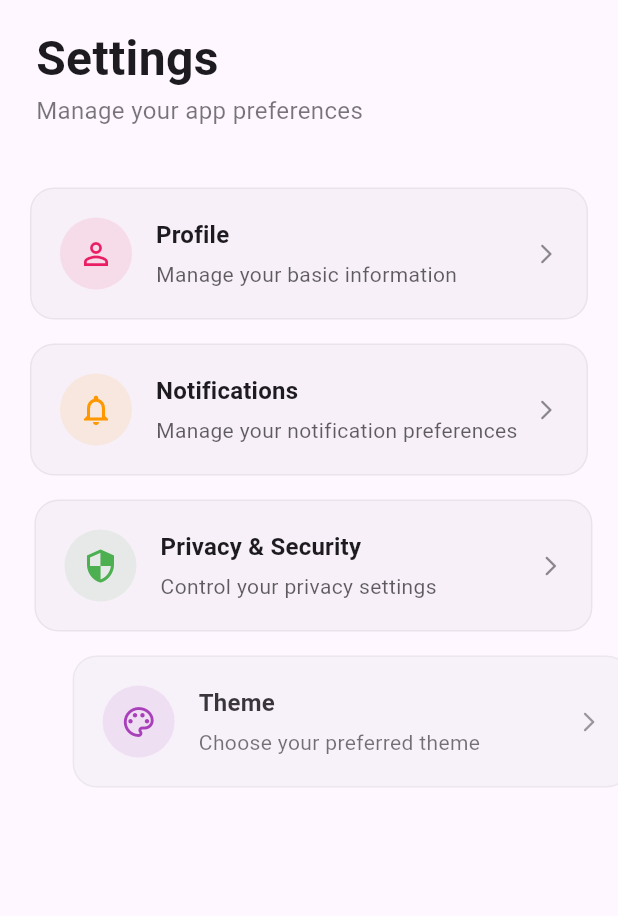
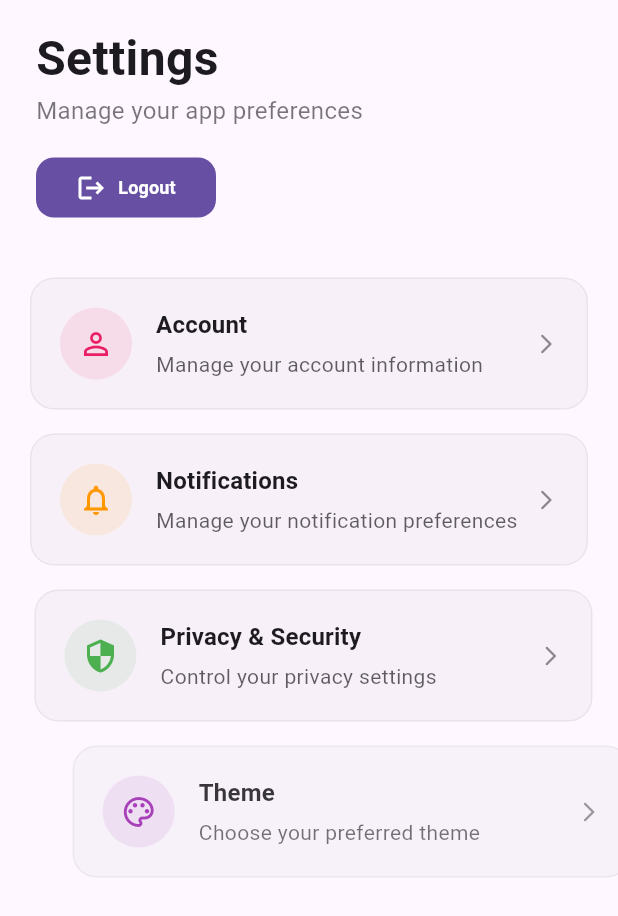
Before and after one commit to kloyaa/app-furcare, a Flutter app: the SettingsTabScreen screen opened directly, on a phone screen of 412 x 824 dp. Shown: the top 916 px of the screen. Run offline on Flutter 3.47's test engine with Material 3 defaults, Android fonts, the phone set to English and light mode, and no system bars; our stand-ins replace go_router.

Commit message:
feat: confirm dialog

```diff
--- a/__app__/lib/presentation/screens/modules/customer/tabs/settings.dart
+++ b/__app__/lib/presentation/screens/modules/customer/tabs/settings.dart
@@ -1,4 +1,7 @@
 import 'package:flutter/material.dart';
+import 'package:flutter_application_1/core/enums/text_enum.dart';
+import 'package:flutter_application_1/presentation/widgets/common/custom_button.dart';
+import 'package:flutter_application_1/presentation/widgets/common/custom_confirm_dialog.dart';
 import 'package:flutter_application_1/presentation/widgets/common/custom_header.dart';
 import 'package:flutter_application_1/presentation/widgets/common/default_snackbar.dart';
 import 'package:go_router/go_router.dart';
@@ -70,8 +73,8 @@ class _SettingsTabScreenState extends State<SettingsTabScreen>
     _settingsItems = [
       SettingsItem(
         icon: Icons.person_outline,
-        title: 'Profile',
-        subtitle: 'Manage your basic information',
+        title: 'Account',
+        subtitle: 'Manage your account information',
         onTap: () => _handleNotificationsTap(),
         iconColor: Colors.pink,
       ),
@@ -201,6 +204,15 @@ class _SettingsTabScreenState extends State<SettingsTabScreen>
                   CustomHeader(
                     title: 'Settings',
                     subtitle: 'Manage your app preferences',
+                  ),
+                  SizedBox(height: 20),
+                  CustomButton(
+                    text: "Logout",
+                    height: 40,
+                    width: 120,
+                    textSize: AppTextSize.xs,
+                    icon: Icons.logout,
+                    onPressed: () => _handleLogout(),
                   ),
                 ],
               ),
@@ -357,6 +369,23 @@ class _SettingsTabScreenState extends State<SettingsTabScreen>
     );
   }
 
+  void _handleLogout() async {
+    final confirmed = await ConfirmationDialog.show(
+      context: context,
+      title: "Confirm Logout",
+      message: "Are you sure you want to logout? This will end your session.",
+      confirmText: "Logout",
+      cancelText: "Cancel",
+      icon: Icons.logout,
+      confirmColor: Colors.red,
+    );
+
+    if (confirmed == true) {
+      if (!mounted) return;
+      context.go('/');
+    }
+  }
+
   /// Handle notifications tap with error handling
   void _handleNotificationsTap() {
     try {
--- a/__app__/lib/presentation/widgets/common/custom_button.dart
+++ b/__app__/lib/presentation/widgets/common/custom_button.dart
@@ -1,4 +1,5 @@
 import 'package:flutter/material.dart';
+import 'package:flutter_application_1/core/enums/text_enum.dart';
 
 class CustomButton extends StatelessWidget {
   final String text;
@@ -13,6 +14,7 @@ class CustomButton extends StatelessWidget {
   final IconData? icon;
   final bool isOutlined;
   final EdgeInsetsGeometry? padding;
+  final AppTextSize textSize;
 
   const CustomButton({
     super.key,
@@ -28,6 +30,7 @@ class CustomButton extends StatelessWidget {
     this.icon,
     this.isOutlined = false,
     this.padding,
+    this.textSize = AppTextSize.sm,
   });
 
   @override
@@ -110,7 +113,7 @@ class CustomButton extends StatelessWidget {
           Text(
             text,
             style: TextStyle(
-              fontSize: 16,
+              fontSize: textSize.size,
               fontWeight: FontWeight.w600,
               color: textColor,
             ),
@@ -122,7 +125,7 @@ class CustomButton extends StatelessWidget {
     return Text(
       text,
       style: TextStyle(
-        fontSize: 16,
+        fontSize: textSize.size,
         fontWeight: FontWeight.w600,
         color: textColor,
       ),
--- /dev/null
+++ b/__app__/lib/presentation/widgets/common/custom_confirm_dialog.dart
@@ -0,0 +1,78 @@
+import 'package:flutter/material.dart';
+import 'package:flutter_application_1/core/enums/text_enum.dart';
+import 'package:flutter_application_1/presentation/widgets/common/custom_text.dart';
+
+class ConfirmationDialog {
+  static Future<bool?> show({
+    required BuildContext context,
+    String? title,
+    String? message,
+    String confirmText = 'Confirm',
+    String cancelText = 'Cancel',
+    Color? confirmColor,
+    Color? cancelColor,
+    IconData? icon,
+  }) {
+    return showDialog<bool>(
+      context: context,
+      builder: (BuildContext context) {
+        return AlertDialog(
+          contentPadding: EdgeInsetsGeometry.all(30),
+          title: title != null
+              ? Row(
+                  children: [
+                    if (icon != null) ...[
+                      Icon(icon, size: 24),
+                      const SizedBox(width: 12),
+                    ],
+                    CustomText.body(title, size: AppTextSize.md),
+                  ],
+                )
+              : null,
+          content: message != null ? CustomText.body(message) : null,
+          actions: [
+            TextButton(
+              onPressed: () => Navigator.of(context).pop(false),
+              child: CustomText.caption(cancelText),
+            ),
+            TextButton(
+              onPressed: () => Navigator.of(context).pop(true),
+              child: CustomText.caption(
+                confirmText,
+                color: Colors.red,
+                fontWeight: AppFontWeight.bold.value,
+              ),
+            ),
+          ],
+        );
+      },
+    );
+  }
+
+  static Future<void> showWithAction({
+    required BuildContext context,
+    required VoidCallback onConfirm,
+    String? title,
+    String? message,
+    String confirmText = 'Confirm',
+    String cancelText = 'Cancel',
+    Color? confirmColor,
+    Color? cancelColor,
+    IconData? icon,
+  }) async {
+    final result = await show(
+      context: context,
+      title: title,
+      message: message,
+      confirmText: confirmText,
+      cancelText: cancelText,
+      confirmColor: confirmColor,
+      cancelColor: cancelColor,
+      icon: icon,
+    );
+
+    if (result == true) {
+      onConfirm();
+    }
+  }
+}
```
